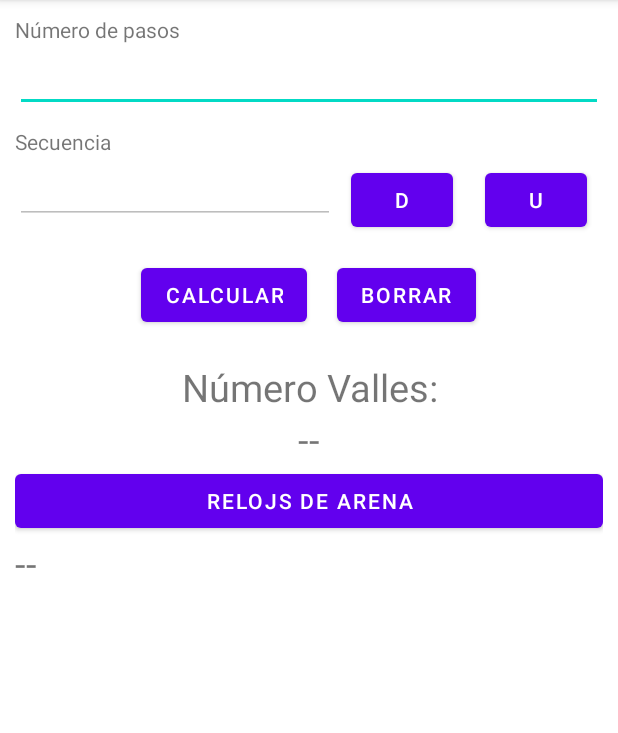
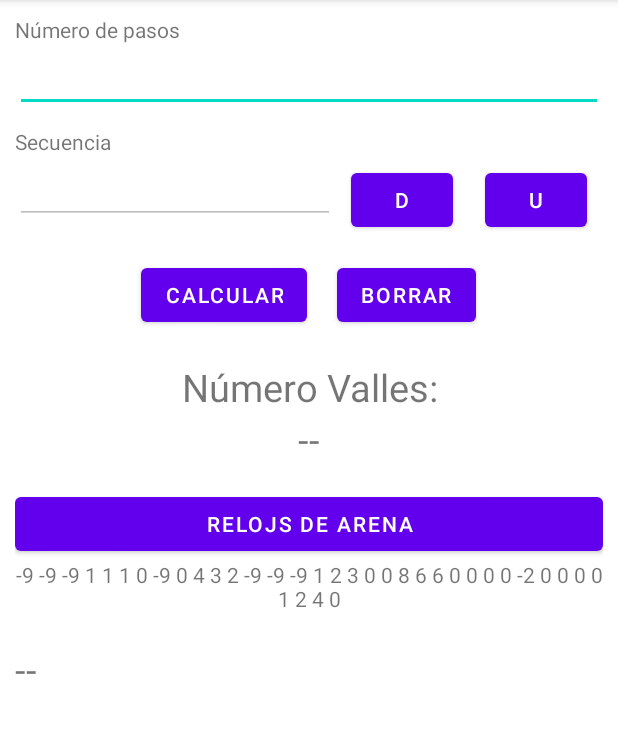
Before and after one commit to VictorMcc310/Valles-VMCC, an Android app: the screen it shows after launch (MainActivity), on a phone screen of 412 x 824 dp, the part 84-817 px from its top. Run offline under Robolectric (Android 15) with nearby library versions, the phone set to English and light mode, and no system bars.

Commit message:
Visual
Cambio visual

```diff
--- a/app/src/main/res/layout/activity_main.xml
+++ b/app/src/main/res/layout/activity_main.xml
@@ -116,12 +116,21 @@
 
     <Button
         android:id="@+id/buttonReloj"
+        android:layout_marginTop="15sp"
         android:layout_width="match_parent"
         android:layout_height="wrap_content"
         android:text="Relojs de arena" />
 
     <TextView
+        android:id="@+id/textView5"
+        android:gravity="center"
+        android:layout_width="match_parent"
+        android:layout_height="wrap_content"
+        android:text="@string/matriz" />
+
+    <TextView
         android:id="@+id/textViewRR"
+        android:layout_marginTop="20dp"
         android:layout_width="match_parent"
         android:layout_height="wrap_content"
         android:textSize="25sp"
--- a/app/src/main/res/values/strings.xml
+++ b/app/src/main/res/values/strings.xml
@@ -6,4 +6,11 @@
     <string name="calcular">calcular</string>
     <string name="up">U</string>
     <string name="dowm">D</string>
+    <string name="matriz">-9 -9 -9 1 1 1
+0 -9 0 4 3 2
+-9 -9 -9 1 2 3
+0 0 8 6 6 0
+0 0 0 -2 0 0
+0 0 1 2 4 0</string>
+
 </resources>
```
